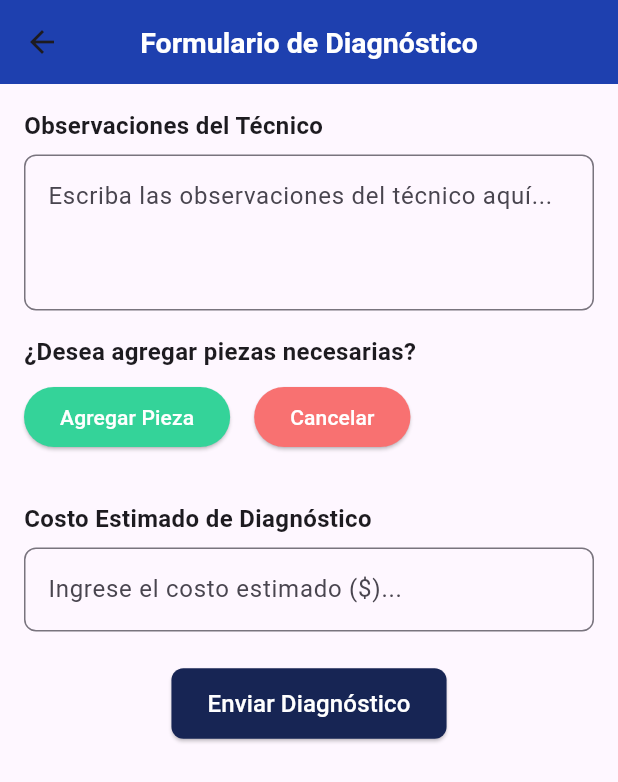
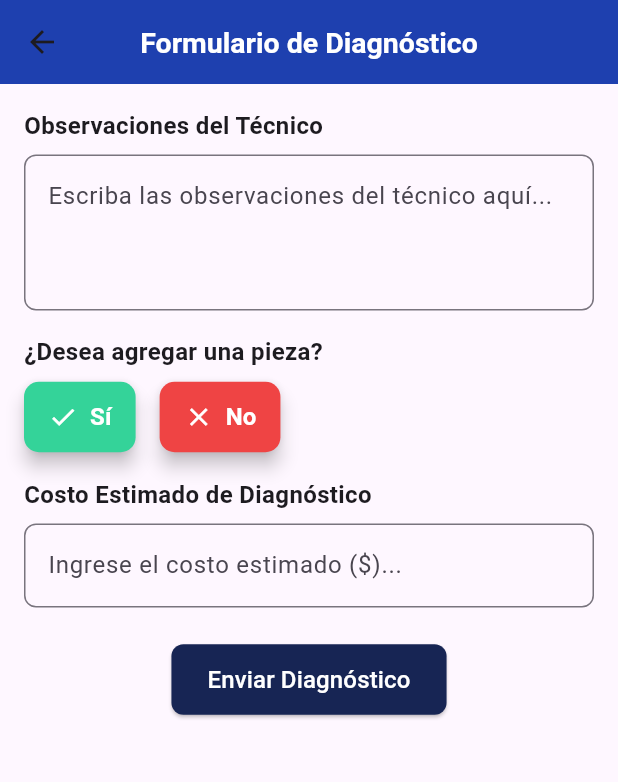
Before and after one commit to idav0/sigser_front, a Flutter app: the RepairFormScreen screen opened directly with empty values, on a phone screen of 412 x 824 dp. Shown: the top 782 px of the screen. Run offline on Flutter 3.47's test engine with Material 3 defaults, Android fonts, the phone set to English and light mode, and no system bars; our stand-ins replace awesome_dialog, dio, flutter_dotenv, font_awesome_flutter, shared_preferences; missing offline and left inert: mobile_scanner; accounts and stored records are empty.

Commit message:
repair form and profile  updated

```diff
--- a/lib/modules/kernel/widgets/repair_form_screen.dart
+++ b/lib/modules/kernel/widgets/repair_form_screen.dart
@@ -18,7 +18,9 @@
   final _estimatedCostController = TextEditingController();
   final List<TextEditingController> _partsControllers = [];
   final Dio _dio = Dio();
-  final RegExp _validInputRegex = RegExp(r'^[a-zA-Z0-9\s]+$');
+  bool _addPartsVisible = false;
+
+  final RegExp _validInputRegex = RegExp(r'^[a-zA-Z0-9ñÑ\s]+$');
 
   @override
   void dispose() {
@@ -54,13 +56,22 @@
     });
   }
 
+  void _clearParts() {
+    setState(() {
+      for (var controller in _partsControllers) {
+        controller.dispose();
+      }
+      _partsControllers.clear();
+    });
+  }
+
   Future<void> _submitForm() async {
     if (_formKey.currentState!.validate()) {
       final String diagnosticObservations = _technicianObservationsController.text;
       final double diagnosticEstimatedCost = double.parse(_estimatedCostController.text);
-      final List<String> diagnosticParts = _partsControllers.map((controller) => controller.text).toList();
+      final List<String> diagnosticParts =
+          _partsControllers.map((controller) => controller.text).toList();
 
-      // Mostrar SnackBar para progreso
       ScaffoldMessenger.of(context).showSnackBar(
         const SnackBar(content: Text('Enviando formulario...')),
       );
@@ -71,11 +82,13 @@
       try {
         final response = await _dio.put(
           url,
+          data: json.encode({
+            'observations': diagnosticObservations,
+            'estimated_cost': diagnosticEstimatedCost,
+            'parts': diagnosticParts,
+          }),
           options: Options(headers: {'Content-Type': 'application/json'}),
         );
-
-        // Imprimir respuesta en consola
-        debugPrint('Respuesta del servidor: ${response.data}');
 
         if (response.statusCode == 200) {
           ScaffoldMessenger.of(context).showSnackBar(
@@ -89,14 +102,13 @@
         }
       } on DioError catch (e) {
         ScaffoldMessenger.of(context).showSnackBar(
-          SnackBar(content: Text('Error de conexión: ${e.response?.data ?? e.message}')),
+          SnackBar(
+              content: Text('Error de conexión: ${e.response?.data ?? e.message}')),
         );
-        debugPrint('Error en la petición: ${e.response?.data ?? e.message}');
       } catch (e) {
         ScaffoldMessenger.of(context).showSnackBar(
           SnackBar(content: Text('Error inesperado: $e')),
         );
-        debugPrint('Error inesperado: $e');
       }
     }
   }
@@ -130,12 +142,35 @@
                 maxLines: 3,
               ),
               const SizedBox(height: 16),
-              _buildSectionTitle('¿Desea agregar piezas necesarias?'),
+              _buildSectionTitle('¿Desea agregar una pieza?'),
               const SizedBox(height: 8),
               _buildAddPartButtons(),
               const SizedBox(height: 16),
+              if (_addPartsVisible) ...[
                 _buildPartsSection(),
                 const SizedBox(height: 16),
+                Align(
+                  alignment: Alignment.centerLeft,
+                  child: ElevatedButton.icon(
+                    onPressed: _addPartField,
+                    icon: const Icon(Icons.build, color: Colors.white),
+                    label: const Text(
+                      'Agregar pieza',
+                      style: TextStyle(fontSize: 14, fontWeight: FontWeight.bold),
+                    ),
+                    style: ElevatedButton.styleFrom(
+                      backgroundColor: const Color(0xFF2563eb),
+                      foregroundColor: Colors.white,
+                      padding: const EdgeInsets.symmetric(
+                          horizontal: 16, vertical: 12),
+                      shape: RoundedRectangleBorder(
+                        borderRadius: BorderRadius.circular(8),
+                      ),
+                    ),
+                  ),
+                ),
+                const SizedBox(height: 16),
+              ],
               _buildSectionTitle('Costo Estimado de Diagnóstico'),
               const SizedBox(height: 8),
               _buildTextField(
@@ -205,27 +240,56 @@
     );
   }
 
-  Widget _buildPartsSection() {
-    return Column(
-      crossAxisAlignment: CrossAxisAlignment.start,
+  Widget _buildAddPartButtons() {
+    return Row(
       children: [
-        for (int i = 0; i < _partsControllers.length; i++)
-          Padding(
-            padding: const EdgeInsets.only(bottom: 8.0),
-            child: Row(
+        ElevatedButton(
+          onPressed: () {
+            setState(() {
+              _addPartsVisible = true;
+            });
+          },
+          style: ElevatedButton.styleFrom(
+            backgroundColor: const Color(0xFF34D399),
+            foregroundColor: Colors.white,
+            shape: RoundedRectangleBorder(
+              borderRadius: BorderRadius.circular(10),
+            ),
+            padding: const EdgeInsets.symmetric(horizontal: 16, vertical: 12),
+            elevation: 5,
+          ),
+          child: const Row(
             children: [
-                Expanded(
-                  child: _buildTextField(
-                    controller: _partsControllers[i],
-                    hintText: 'Nombre de la pieza...',
-                    validator: _validateInput,
+              Icon(Icons.check, size: 20),
+              SizedBox(width: 8),
+              Text('Sí',
+                  style: TextStyle(fontSize: 16, fontWeight: FontWeight.bold)),
+            ],
           ),
         ),
-                const SizedBox(width: 8),
-                IconButton(
-                  onPressed: () => _removePartField(i),
-                  icon: const Icon(Icons.remove_circle, color: Colors.red),
+        const SizedBox(width: 16),
+        ElevatedButton(
+          onPressed: () {
+            setState(() {
+              _addPartsVisible = false;
+              _clearParts();
+            });
+          },
+          style: ElevatedButton.styleFrom(
+            backgroundColor: const Color(0xFFEF4444),
+            foregroundColor: Colors.white,
+            shape: RoundedRectangleBorder(
+              borderRadius: BorderRadius.circular(10),
             ),
+            padding: const EdgeInsets.symmetric(horizontal: 16, vertical: 12),
+            elevation: 5,
+          ),
+          child: const Row(
+            children: [
+              Icon(Icons.close, size: 20),
+              SizedBox(width: 8),
+              Text('No',
+                  style: TextStyle(fontSize: 16, fontWeight: FontWeight.bold)),
             ],
           ),
         ),
@@ -233,26 +297,34 @@
     );
   }
 
-  Widget _buildAddPartButtons() {
-    return Row(
+  Widget _buildPartsSection() {
+    return Column(
+      crossAxisAlignment: CrossAxisAlignment.start,
       children: [
-        ElevatedButton(
-          onPressed: _addPartField,
-          style: ElevatedButton.styleFrom(
-            backgroundColor: const Color(0xFF34D399),
-            foregroundColor: Colors.white,
+        const Text(
+          'Piezas Reemplazadas',
+          style: TextStyle(fontSize: 16, fontWeight: FontWeight.bold),
         ),
-          child: const Text('Agregar Pieza'),
+        const SizedBox(height: 8),
+        for (int i = 0; i < _partsControllers.length; i++) ...[
+          Row(
+            children: [
+              Expanded(
+                child: _buildTextField(
+                  controller: _partsControllers[i],
+                  hintText: 'Nombre de la pieza',
+                  validator: _validateInput,
                 ),
-        const SizedBox(width: 16),
-        ElevatedButton(
-          onPressed: () {},
-          style: ElevatedButton.styleFrom(
-            backgroundColor: const Color(0xFFF87171),
-            foregroundColor: Colors.white,
               ),
-          child: const Text('Cancelar'),
+              const SizedBox(width: 8),
+              IconButton(
+                icon: const Icon(Icons.delete, color: Colors.red),
+                onPressed: () => _removePartField(i),
               ),
+            ],
+          ),
+          const SizedBox(height: 8),
+        ],
       ],
     );
   }
```
Also changed, not shown: lib/navigation/client/profile.dart (+8 -14 lines), lib/navigation/technician/technician_profile.dart (+5 -10 lines). Lines whose indentation alone changed are shown as unchanged.
